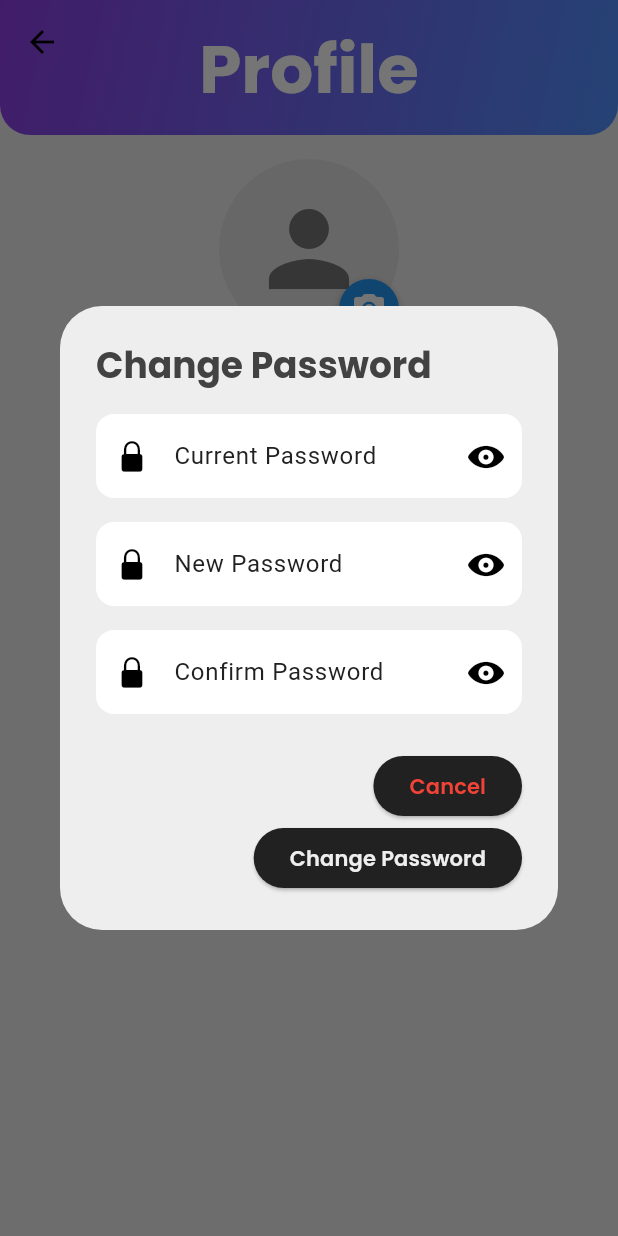
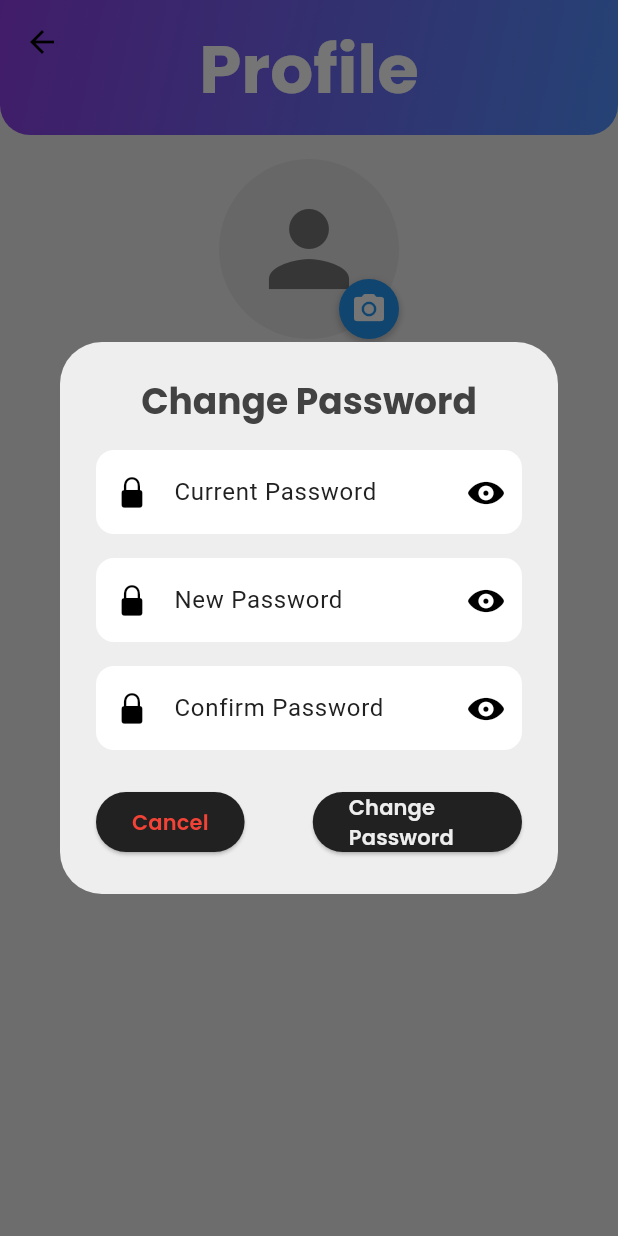
Before and after one commit to YuvalHilay/Dopamine-Booster-Game, a Flutter app: the ProfileScreen screen opened directly with empty values, after a tap on "Change Password", on a phone screen of 412 x 824 dp. Run offline on Flutter 3.47's test engine with Material 3 defaults, Android fonts, the phone set to English and light mode, and no system bars; our stand-ins replace bloc, cloud_firestore, equatable, firebase_auth, firebase_core, firebase_storage and 9 more; accounts and stored records are empty; generated files the repository leaves out were written again.

Commit message:
update profile_screen dialog= and notificationMenu

```diff
--- a/FlutterApp/lib/screens/home/home_menu/profile_screen.dart
+++ b/FlutterApp/lib/screens/home/home_menu/profile_screen.dart
@@ -200,7 +200,6 @@ class _ProfileScreenState extends State<ProfileScreen> {
     );
   }
 
-  // Displays the change password dialog with three password fields
   void _showChangePasswordDialog(BuildContext context) {
   showDialog(
     context: context,
@@ -208,9 +207,11 @@ class _ProfileScreenState extends State<ProfileScreen> {
       return StatefulBuilder(
         builder: (context, setState) {
           return AlertDialog(
-              title: Text(
+            title: Center(
+              child: Text(
                 AppLocalizations.of(context)!.changePassword,
                 style: GoogleFonts.poppins(fontWeight: FontWeight.bold),
+              ),
             ),
             content: SingleChildScrollView(
               child: Column(
@@ -284,8 +285,12 @@ class _ProfileScreenState extends State<ProfileScreen> {
               ),
             ),
             actions: [
-                // cancel button
-                ElevatedButton(
+              Row(
+                mainAxisAlignment: MainAxisAlignment.spaceBetween,
+                children: [
+                  // Cancel button
+                  Flexible(
+                    child: ElevatedButton(
                       child: Text(
                         AppLocalizations.of(context)!.cancel,
                         style: GoogleFonts.poppins(
@@ -302,15 +307,17 @@ class _ProfileScreenState extends State<ProfileScreen> {
                         Navigator.of(context).pop();
                       },
                       style: TextButton.styleFrom(
-                    backgroundColor:
-                        Theme.of(context).colorScheme.inversePrimary,
+                        backgroundColor: Theme.of(context).colorScheme.inversePrimary,
                         shape: RoundedRectangleBorder(
                           borderRadius: BorderRadius.circular(20),
                         ),
                       ),
                     ),
+                  ),
+                  const SizedBox(width: 5), // Add some spacing between the buttons
                   // Change password button
-                ElevatedButton(
+                  Flexible(
+                    child: ElevatedButton(
                       child: Text(
                         AppLocalizations.of(context)!.changePassword,
                         style: GoogleFonts.poppins(
@@ -319,17 +326,18 @@ class _ProfileScreenState extends State<ProfileScreen> {
                         ),
                       ),
                       style: ElevatedButton.styleFrom(
-                    backgroundColor:
-                        Theme.of(context).colorScheme.inversePrimary,
+                        backgroundColor: Theme.of(context).colorScheme.inversePrimary,
                         shape: RoundedRectangleBorder(
                           borderRadius: BorderRadius.circular(20),
                         ),
-                    //padding: EdgeInsets.symmetric(horizontal: 16, vertical: 8),
                       ),
                       onPressed: () {
                         // TODO: Implement password change logic
                         Navigator.of(context).pop();
                       },
+                    ),
+                  ),
+                ],
               ),
             ],
           );
```
Also changed, not shown: FlutterApp/lib/components/notificationMenu.dart (+18 -23 lines). Lines whose indentation alone changed are shown as unchanged.
